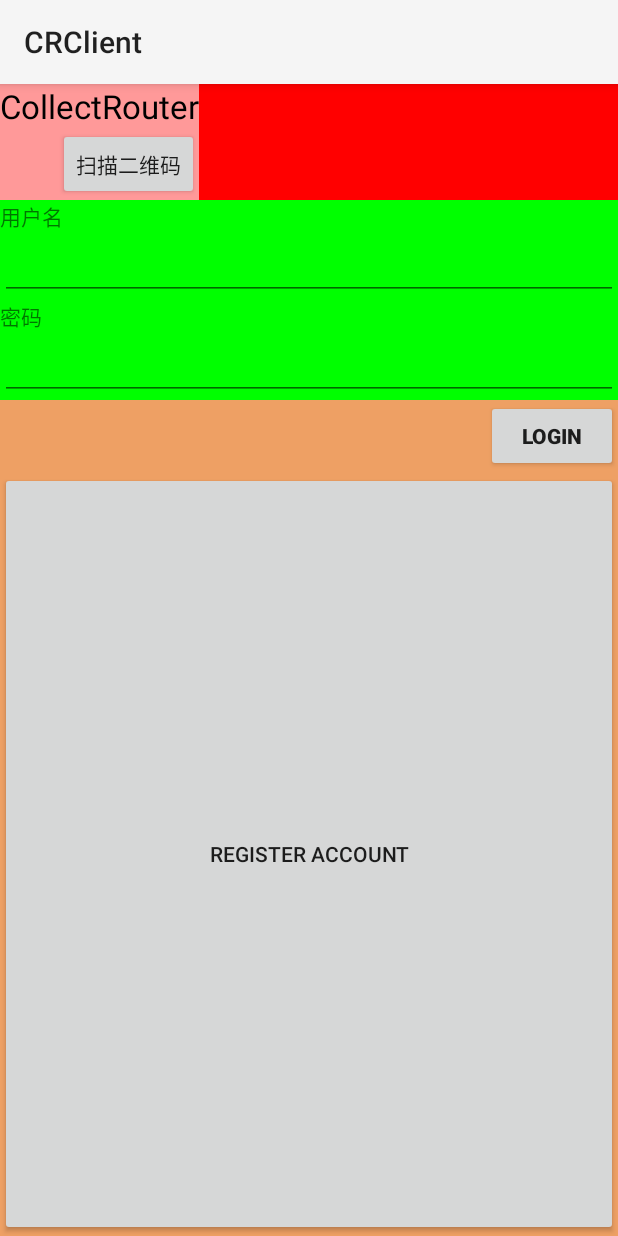
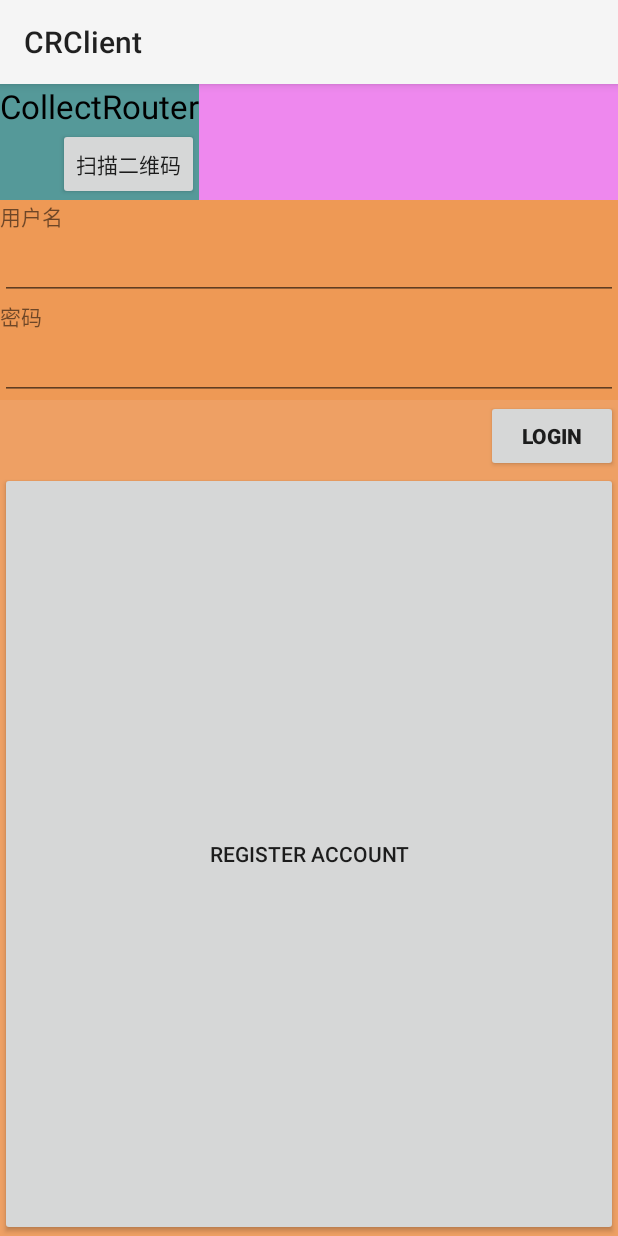
Before and after one commit to rwang82/CollectRouter, an Android app: the fragment FragmentLogin shown on its own in the app's theme, on a phone screen of 412 x 824 dp. Run offline under Robolectric (Android 15) with nearby library versions, the light colour scheme and no system bars.

Commit message:
add some modify need.

```diff
--- a/trunk/CRClient/app/src/main/java/com/collectrouter/crclient/frame/CRCliDef.java
+++ b/trunk/CRClient/app/src/main/java/com/collectrouter/crclient/frame/CRCliDef.java
@@ -30,9 +30,12 @@ public class CRCliDef {
 
     public final static int CREVT_BTNCLICK_LOGIN = 20;
     public final static int CREVT_BTNCLICK_ACCOUNT_REG = 21;
+    public final static int CREVT_BTNCLICK_ATTATION = 22;
+    public final static int CREVT_BTNCLICK_PUBLISH = 23;
 
     public final static int CREVT_RECVRMSGJONS = 100;
     public final static int CREVT_RECVRMSGBINARY = 101;
+
 
 //
     public final static int CRCMDSN_INVALID = -1;
--- a/trunk/CRClient/app/src/main/res/layout/fragment_login.xml
+++ b/trunk/CRClient/app/src/main/res/layout/fragment_login.xml
@@ -11,13 +11,13 @@
     <LinearLayout
         android:layout_width="match_parent"
         android:layout_height="wrap_content"
-        android:background="#FFFF0000"
+        android:background="#FFEE88EE"
         android:orientation="horizontal">
 
         <LinearLayout
             android:layout_width="wrap_content"
             android:layout_height="match_parent"
-            android:background="#FF9999"
+            android:background="#FF559999"
             android:orientation="vertical">
 
             <TextView
@@ -43,7 +43,7 @@
     <LinearLayout
         android:layout_width="match_parent"
         android:layout_height="wrap_content"
-        android:background="#FF00FF00"
+        android:background="#FFEE9955"
         android:orientation="vertical">
 
         <TextView
```
Also changed, not shown: trunk/CRClient/app/src/main/java/com/collectrouter/crclient/ui/ActivityMain.java (+12 -4 lines), trunk/CRClient/app/src/main/res/layout/activity_main.xml (+3 -5 lines), trunk/CRClient/app/src/main/res/layout/fragment_attation_users.xml (+4 -3 lines), 1 other file.
